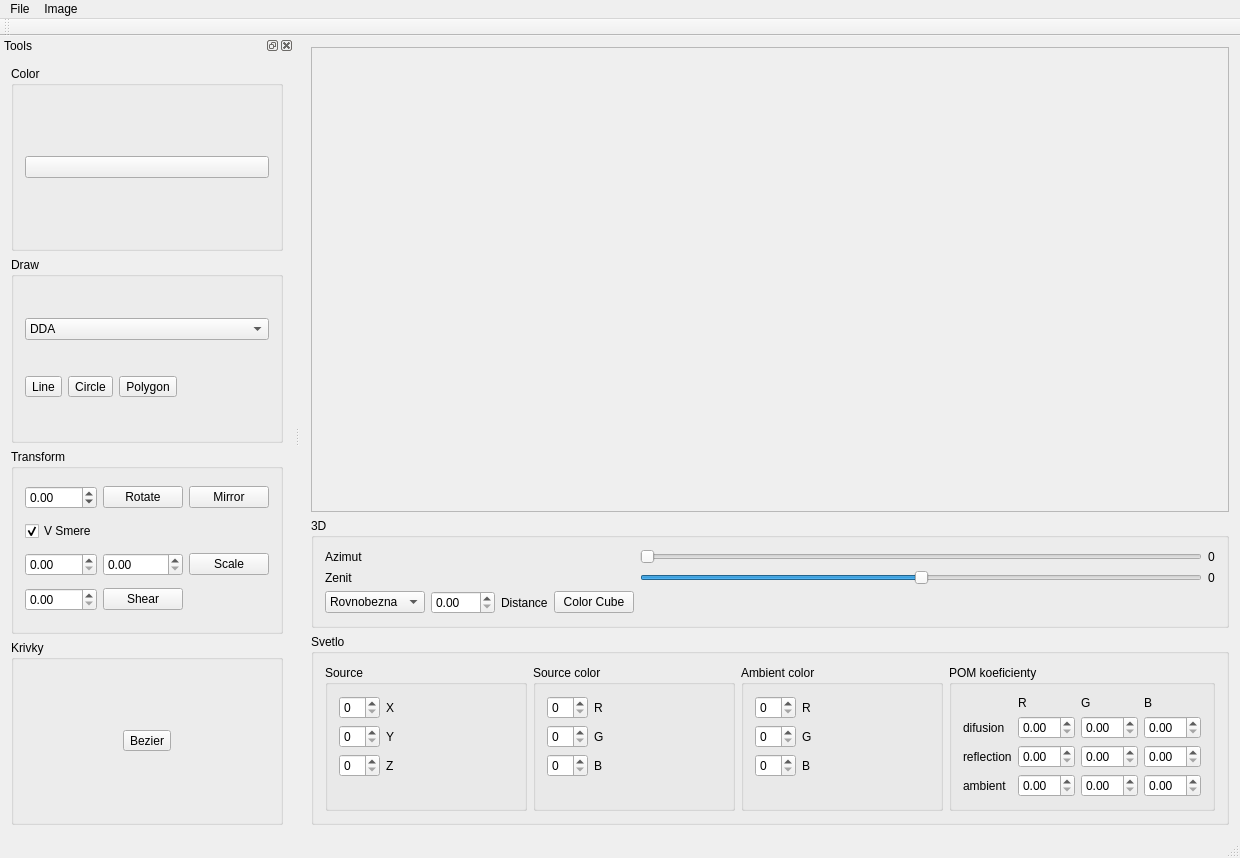
The window that ImageViewer.ui (DuchonovaEma/Grafika) describes before a commit, drawn with Qt 5.
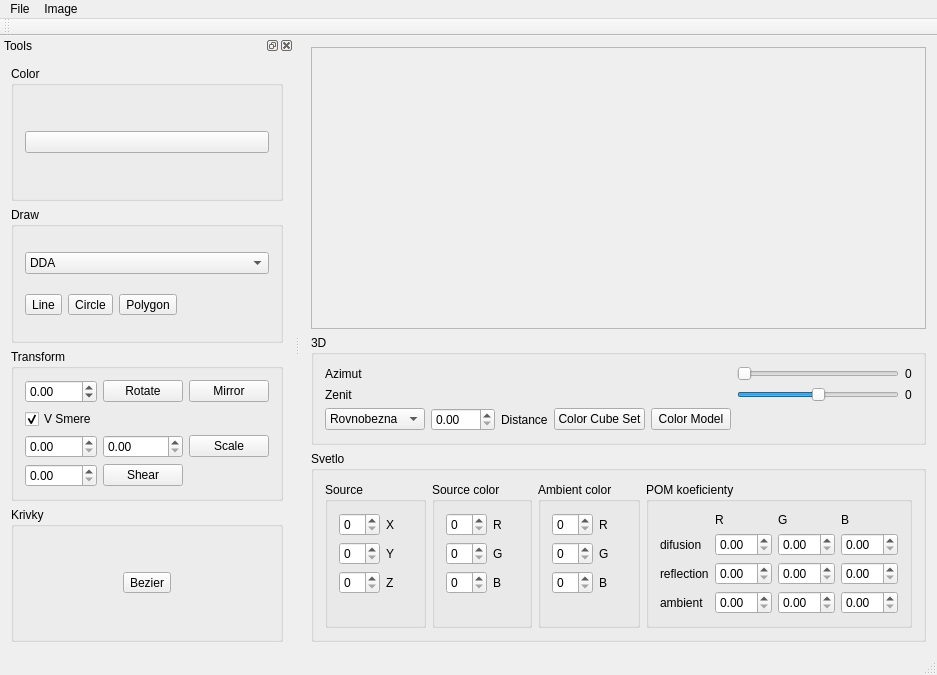
The same window after the commit.

What changed in the file:
```diff
--- a/ImageViewer.ui
+++ b/ImageViewer.ui
@@ -6,8 +6,8 @@
    <rect>
     <x>0</x>
     <y>0</y>
-    <width>1240</width>
-    <height>858</height>
+    <width>937</width>
+    <height>675</height>
    </rect>
   </property>
   <property name="windowTitle">
@@ -25,8 +25,8 @@
         <rect>
          <x>0</x>
          <y>0</y>
-         <width>932</width>
-         <height>459</height>
+         <width>629</width>
+         <height>276</height>
         </rect>
        </property>
       </widget>
@@ -52,7 +52,7 @@
          </item>
         </widget>
        </item>
-       <item row="1" column="4">
+       <item row="1" column="5">
         <widget class="QSlider" name="horizontalSlider_azimut">
          <property name="maximum">
           <number>360</number>
@@ -76,7 +76,7 @@
          </property>
         </widget>
        </item>
-       <item row="2" column="4">
+       <item row="2" column="5">
         <widget class="QSlider" name="horizontalSlider_Zenit">
          <property name="minimum">
           <number>-90</number>
@@ -89,13 +89,20 @@
          </property>
         </widget>
        </item>
-       <item row="2" column="5">
+       <item row="2" column="6">
         <widget class="QLabel" name="label_ZenitValue">
          <property name="text">
           <string>0</string>
          </property>
         </widget>
        </item>
+       <item row="3" column="3">
+        <widget class="QPushButton" name="pushButtonColorCube">
+         <property name="text">
+          <string>Color Cube Set</string>
+         </property>
+        </widget>
+       </item>
        <item row="2" column="0">
         <widget class="QLabel" name="label_2">
          <property name="text">
@@ -110,17 +117,17 @@
          </property>
         </widget>
        </item>
-       <item row="1" column="5">
+       <item row="1" column="6">
         <widget class="QLabel" name="label_AzimutValue">
          <property name="text">
           <string>0</string>
          </property>
         </widget>
        </item>
-       <item row="3" column="3">
-        <widget class="QPushButton" name="pushButtonColorCube">
+       <item row="3" column="4">
+        <widget class="QPushButton" name="pushButtonColorModel">
          <property name="text">
-          <string>Color Cube</string>
+          <string>Color Model</string>
          </property>
         </widget>
        </item>
@@ -338,7 +345,7 @@
     <rect>
      <x>0</x>
      <y>0</y>
-     <width>1240</width>
+     <width>937</width>
      <height>21</height>
     </rect>
    </property>
```
